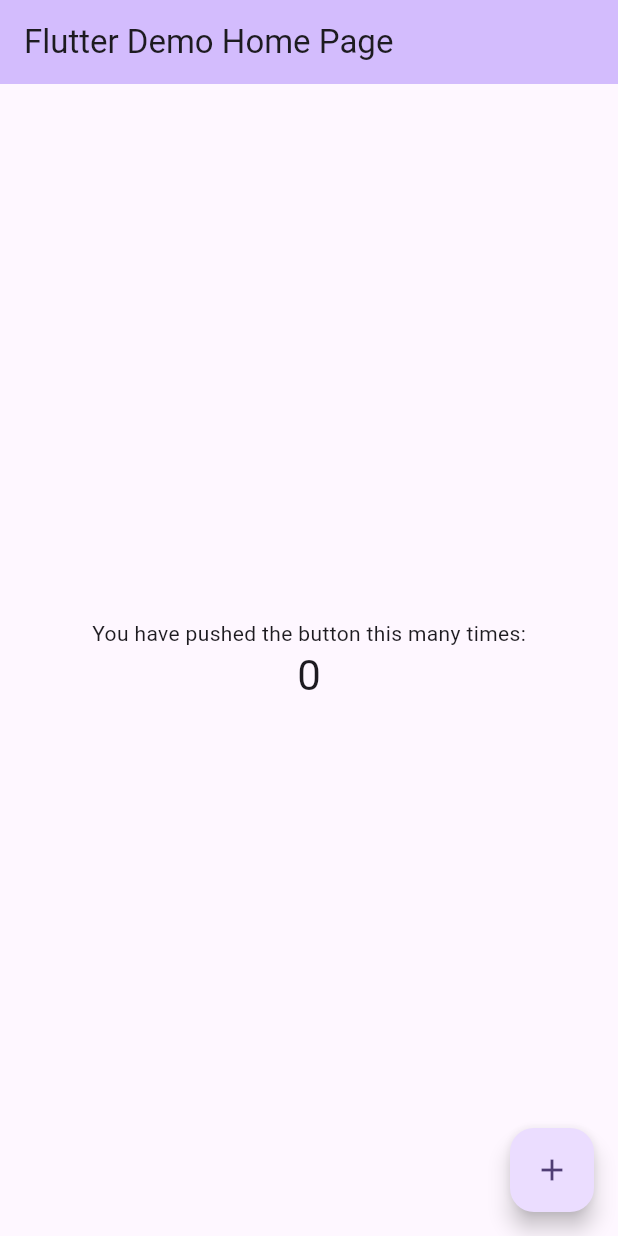
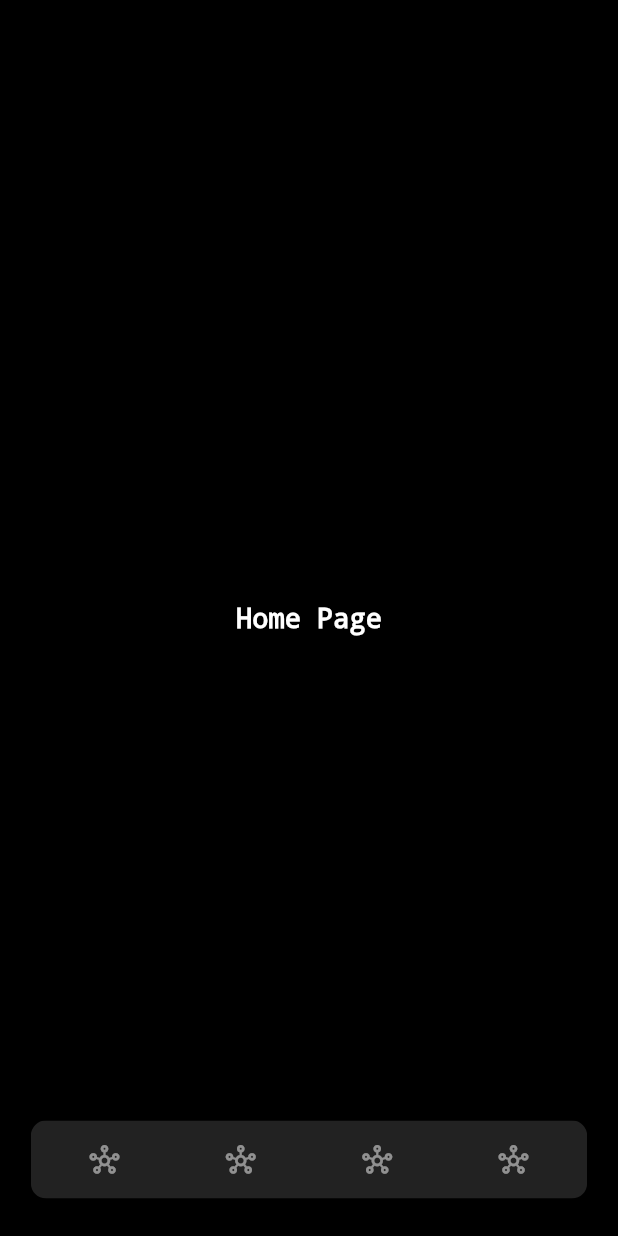
Before and after one commit to sandy-5000/neko, a Flutter app: the screen it shows after launch, on a phone screen of 412 x 824 dp. Run offline on Flutter 3.47's test engine with Material 3 defaults, Android fonts, the phone set to English and light mode, and no system bars.

Commit message:
added sample pages

```diff
--- /dev/null
+++ b/lib/layouts/home_layout.dart
@@ -0,0 +1,26 @@
+import 'package:flutter/material.dart';
+import 'package:neko/components/main_navbar.dart';
+
+Widget homeLayout(BuildContext context, Widget component) {
+  var width = MediaQuery.of(context).size.width;
+  var height = MediaQuery.of(context).size.height;
+  return Container(
+    width: width,
+    height: height,
+    color: Colors.black,
+    child: Stack(
+      children: [
+        SizedBox(
+          width: width,
+          height: height,
+          child: component,
+        ),
+        Positioned(
+          left: width * 0.05,
+          bottom: 25,
+          child: mainNavbar(context),
+        )
+      ],
+    ),
+  );
+}
--- a/lib/main.dart
+++ b/lib/main.dart
@@ -1,4 +1,8 @@
 import 'package:flutter/material.dart';
+import 'package:neko/pages/home_page.dart';
+import 'package:neko/pages/profile_page.dart';
+import 'package:neko/pages/setting_page.dart';
+import 'package:neko/pages/trending_page.dart';
 
 void main() {
   runApp(const MyApp());
@@ -7,119 +11,20 @@
 class MyApp extends StatelessWidget {
   const MyApp({super.key});
 
-  // This widget is the root of your application.
   @override
   Widget build(BuildContext context) {
     return MaterialApp(
-      title: 'Flutter Demo',
+      debugShowCheckedModeBanner: false,
       theme: ThemeData(
-        // This is the theme of your application.
-        //
-        // TRY THIS: Try running your application with "flutter run". You'll see
-        // the application has a purple toolbar. Then, without quitting the app,
-        // try changing the seedColor in the colorScheme below to Colors.green
-        // and then invoke "hot reload" (save your changes or press the "hot
-        // reload" button in a Flutter-supported IDE, or press "r" if you used
-        // the command line to start the app).
-        //
-        // Notice that the counter didn't reset back to zero; the application
-        // state is not lost during the reload. To reset the state, use hot
-        // restart instead.
-        //
-        // This works for code too, not just values: Most code changes can be
-        // tested with just a hot reload.
-        colorScheme: ColorScheme.fromSeed(seedColor: Colors.deepPurple),
         useMaterial3: true,
       ),
-      home: const MyHomePage(title: 'Flutter Demo Home Page'),
+      home: const HomePage(),
+      routes: {
+        '/home': (context) => const HomePage(),
+        '/trending': (context) => const TrendingPage(),
+        '/profile': (context) => const ProfilePage(),
+        '/setting': (context) => const SettingPage(),
+      },
     );
   }
 }
-
-class MyHomePage extends StatefulWidget {
-  const MyHomePage({super.key, required this.title});
-
-  // This widget is the home page of your application. It is stateful, meaning
-  // that it has a State object (defined below) that contains fields that affect
-  // how it looks.
-
-  // This class is the configuration for the state. It holds the values (in this
-  // case the title) provided by the parent (in this case the App widget) and
-  // used by the build method of the State. Fields in a Widget subclass are
-  // always marked "final".
-
-  final String title;
-
-  @override
-  State<MyHomePage> createState() => _MyHomePageState();
-}
-
-class _MyHomePageState extends State<MyHomePage> {
-  int _counter = 0;
-
-  void _incrementCounter() {
-    setState(() {
-      // This call to setState tells the Flutter framework that something has
-      // changed in this State, which causes it to rerun the build method below
-      // so that the display can reflect the updated values. If we changed
-      // _counter without calling setState(), then the build method would not be
-      // called again, and so nothing would appear to happen.
-      _counter++;
-    });
-  }
-
-  @override
-  Widget build(BuildContext context) {
-    // This method is rerun every time setState is called, for instance as done
-    // by the _incrementCounter method above.
-    //
-    // The Flutter framework has been optimized to make rerunning build methods
-    // fast, so that you can just rebuild anything that needs updating rather
-    // than having to individually change instances of widgets.
-    return Scaffold(
-      appBar: AppBar(
-        // TRY THIS: Try changing the color here to a specific color (to
-        // Colors.amber, perhaps?) and trigger a hot reload to see the AppBar
-        // change color while the other colors stay the same.
-        backgroundColor: Theme.of(context).colorScheme.inversePrimary,
-        // Here we take the value from the MyHomePage object that was created by
-        // the App.build method, and use it to set our appbar title.
-        title: Text(widget.title),
-      ),
-      body: Center(
-        // Center is a layout widget. It takes a single child and positions it
-        // in the middle of the parent.
-        child: Column(
-          // Column is also a layout widget. It takes a list of children and
-          // arranges them vertically. By default, it sizes itself to fit its
-          // children horizontally, and tries to be as tall as its parent.
-          //
-          // Column has various properties to control how it sizes itself and
-          // how it positions its children. Here we use mainAxisAlignment to
-          // center the children vertically; the main axis here is the vertical
-          // axis because Columns are vertical (the cross axis would be
-          // horizontal).
-          //
-          // TRY THIS: Invoke "debug painting" (choose the "Toggle Debug Paint"
-          // action in the IDE, or press "p" in the console), to see the
-          // wireframe for each widget.
-          mainAxisAlignment: MainAxisAlignment.center,
-          children: <Widget>[
-            const Text(
-              'You have pushed the button this many times:',
-            ),
-            Text(
-              '$_counter',
-              style: Theme.of(context).textTheme.headlineMedium,
-            ),
-          ],
-        ),
-      ),
-      floatingActionButton: FloatingActionButton(
-        onPressed: _incrementCounter,
-        tooltip: 'Increment',
-        child: const Icon(Icons.add),
-      ), // This trailing comma makes auto-formatting nicer for build methods.
-    );
-  }
-}
--- /dev/null
+++ b/lib/pages/home_page.dart
@@ -0,0 +1,31 @@
+import 'package:flutter/material.dart';
+import 'package:neko/layouts/home_layout.dart';
+
+class HomePage extends StatefulWidget {
+  const HomePage({super.key});
+  @override
+  State<HomePage> createState() => _HomePageState();
+}
+
+class _HomePageState extends State<HomePage> {
+  @override
+  Widget build(BuildContext context) {
+    var width = MediaQuery.of(context).size.width;
+    return homeLayout(
+      context,
+      Container(
+        width: width,
+        height: 300,
+        alignment: Alignment.center,
+        child: const Text(
+          "Home Page",
+          style: TextStyle(
+            fontSize: 18.0,
+            color: Colors.white,
+            decoration: TextDecoration.none,
+          ),
+        ),
+      ),
+    );
+  }
+}
```
Also changed, not shown: lib/components/main_navbar.dart (added, +68 -0 lines), lib/pages/profile_page.dart (added, +31 -0 lines), lib/pages/setting_page.dart (added, +31 -0 lines), lib/pages/trending_page.dart (added, +31 -0 lines).
